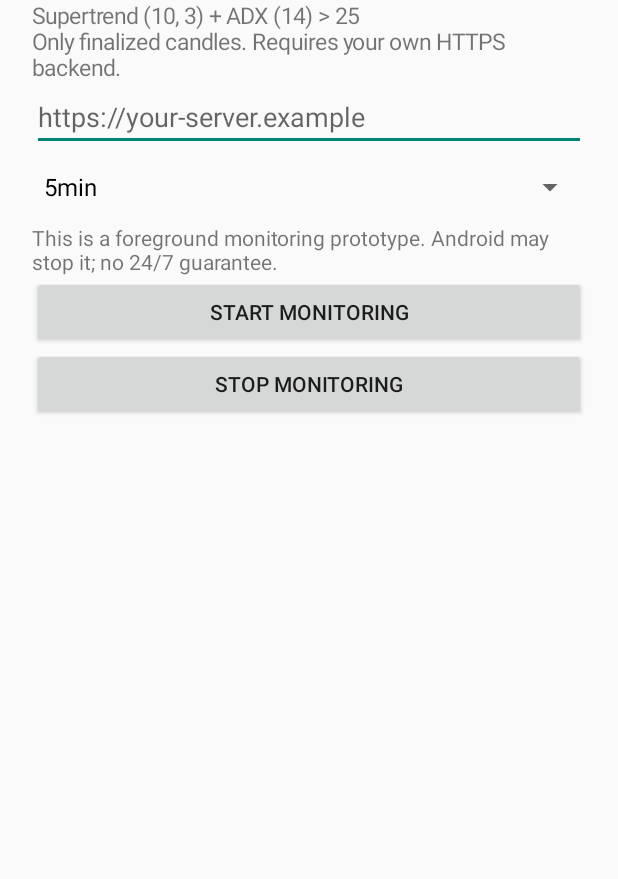
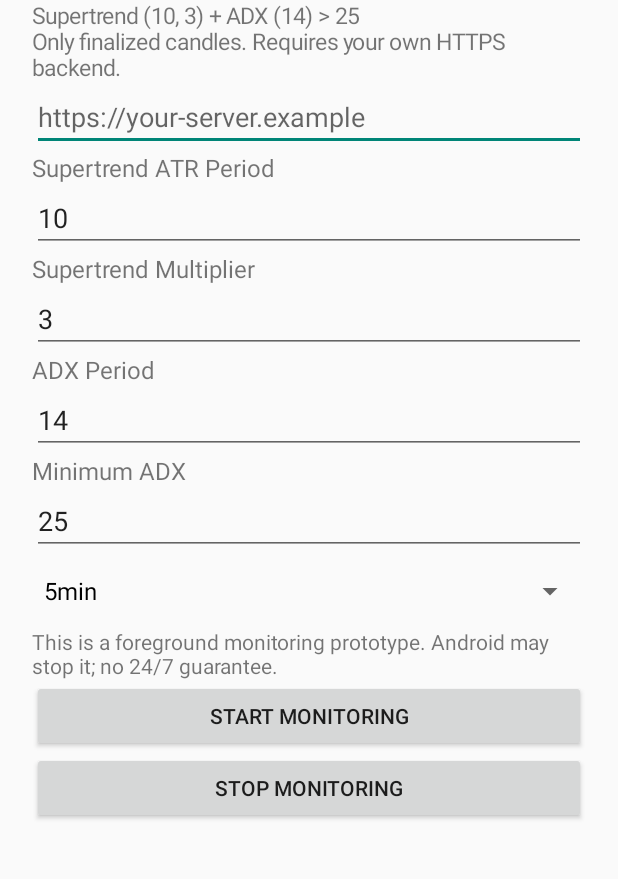
Before and after one commit to mahdixia2-svg/gold-alert, an Android app: the screen it shows after launch (MainActivity), on a phone screen of 412 x 824 dp, the part 97-976 px from its top. Run offline under Robolectric (Android 15) with nearby library versions, the phone set to English and light mode, and no system bars.

Commit message:
Add adjustable Supertrend and ADX settings

```diff
--- a/android/app/src/main/java/com/goldalert/app/MainActivity.kt
+++ b/android/app/src/main/java/com/goldalert/app/MainActivity.kt
@@ -18,6 +18,25 @@ class MainActivity : Activity() {
         root.addView(TextView(this).apply { text = "Supertrend (10, 3) + ADX (14) > 25\nOnly finalized candles. Requires your own HTTPS backend."; textSize = 15f })
         val url = EditText(this).apply { hint = "https://your-server.example"; setSingleLine(); setText(prefs.getString("url", "")); inputType = 17 }
         root.addView(url)
+
+        fun setting(label: String, key: String, default: String): EditText {
+            root.addView(TextView(this).apply {
+                text = label
+                textSize = 16f
+            })
+            return EditText(this).apply {
+                setSingleLine(true)
+                inputType = 8194
+                setText(prefs.getString(key, default))
+                root.addView(this)
+            }
+        }
+
+        val atrInput = setting("Supertrend ATR Period", "atr_period", "10")
+        val multiplierInput = setting("Supertrend Multiplier", "multiplier", "3")
+        val adxInput = setting("ADX Period", "adx_period", "14")
+        val minAdxInput = setting("Minimum ADX", "min_adx", "25")
+
         val intervals = arrayOf("1min", "5min", "15min", "30min", "1h", "4h")
         val spinner = Spinner(this).apply { adapter = ArrayAdapter(this@MainActivity, android.R.layout.simple_spinner_dropdown_item, intervals); setSelection(intervals.indexOf(prefs.getString("interval", "5min")).coerceAtLeast(0)) }
         root.addView(spinner)
@@ -26,7 +45,12 @@ class MainActivity : Activity() {
         root.addView(Button(this).apply { text = "Start monitoring"; setOnClickListener {
             val endpoint = url.text.toString().trim().trimEnd('/')
             if (!endpoint.startsWith("https://")) { status.text = "Please enter an HTTPS server URL"; return@setOnClickListener }
-            prefs.edit().putString("url", endpoint).putString("interval", spinner.selectedItem.toString()).apply()
+            prefs.edit()
+                    .putString("atr_period", atrInput.text.toString())
+                    .putString("multiplier", multiplierInput.text.toString())
+                    .putString("adx_period", adxInput.text.toString())
+                    .putString("min_adx", minAdxInput.text.toString())
+                    .putString("url", endpoint).putString("interval", spinner.selectedItem.toString()).apply()
             try { startForegroundService(Intent(this@MainActivity, MonitorService::class.java).setAction("START")); status.text = "Monitoring requested; check persistent notification" }
             catch (e: Exception) { status.text = "Unable to start: ${e.message}" }
         } })
--- a/android/app/src/main/java/com/goldalert/app/MonitorService.kt
+++ b/android/app/src/main/java/com/goldalert/app/MonitorService.kt
@@ -37,7 +37,11 @@ class MonitorService : Service() {
         val base = prefs.getString("url", "") ?: return
         val interval = prefs.getString("interval", "5min") ?: "5min"
         if (!base.startsWith("https://")) return
-        val connection = URL("$base/signals?interval=$interval").openConnection() as HttpURLConnection
+        val connection = URL("$base/signals?interval=$interval" +
+                "&atr_period=${prefs.getString("atr_period", "10")}" +
+                "&multiplier=${prefs.getString("multiplier", "3")}" +
+                "&adx_period=${prefs.getString("adx_period", "14")}" +
+                "&min_adx=${prefs.getString("min_adx", "25")}").openConnection() as HttpURLConnection
         connection.connectTimeout = 12000
         connection.readTimeout = 12000
         try {
```
Also changed, not shown: 2 other files.
